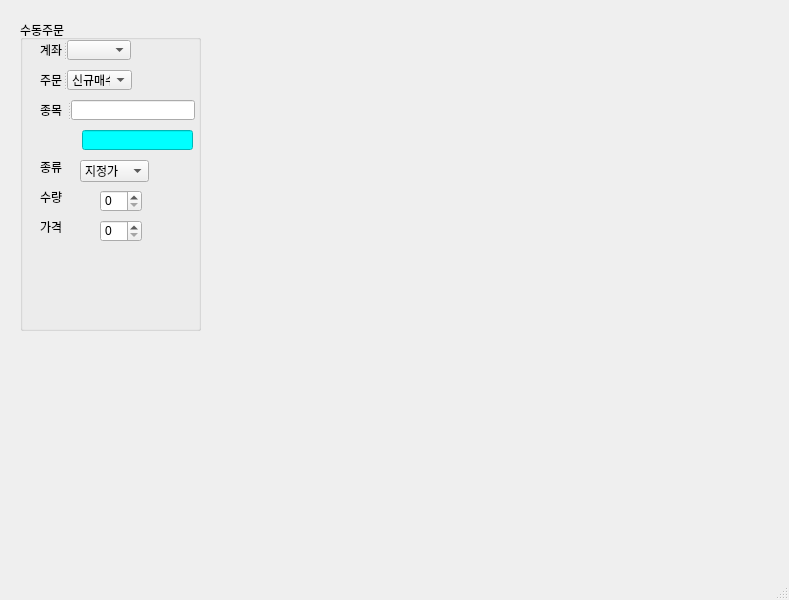
First picture: the form in pytrader.ui, repository didw/PyTrader, before the edit.
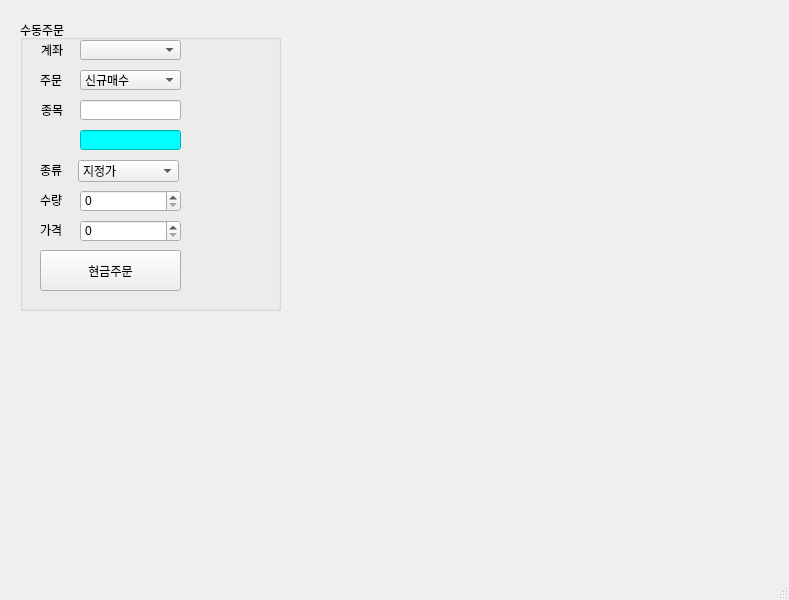
Second picture: the form after the edit.

Commit message: implemented stock order module (need to test)

The edit to the form file:
```diff
--- a/pytrader.ui
+++ b/pytrader.ui
@@ -19,8 +19,8 @@
      <rect>
       <x>20</x>
       <y>20</y>
-      <width>181</width>
-      <height>311</height>
+      <width>261</width>
+      <height>291</height>
      </rect>
     </property>
     <property name="title">
@@ -29,9 +29,9 @@
     <widget class="QComboBox" name="comboBox_3">
      <property name="geometry">
       <rect>
-       <x>60</x>
+       <x>58</x>
        <y>140</y>
-       <width>69</width>
+       <width>101</width>
        <height>22</height>
       </rect>
      </property>
@@ -51,8 +51,8 @@
       <rect>
        <x>20</x>
        <y>200</y>
-       <width>46</width>
-       <height>13</height>
+       <width>31</width>
+       <height>20</height>
       </rect>
      </property>
      <property name="text">
@@ -64,8 +64,8 @@
       <rect>
        <x>20</x>
        <y>170</y>
-       <width>46</width>
-       <height>13</height>
+       <width>31</width>
+       <height>20</height>
       </rect>
      </property>
      <property name="text">
@@ -77,8 +77,8 @@
       <rect>
        <x>20</x>
        <y>140</y>
-       <width>46</width>
-       <height>13</height>
+       <width>31</width>
+       <height>20</height>
       </rect>
      </property>
      <property name="text">
@@ -88,9 +88,9 @@
     <widget class="QLineEdit" name="lineEdit_2">
      <property name="geometry">
       <rect>
-       <x>62</x>
+       <x>60</x>
        <y>110</y>
-       <width>111</width>
+       <width>101</width>
        <height>20</height>
       </rect>
      </property>
@@ -101,9 +101,9 @@
     <widget class="QSpinBox" name="spinBox">
      <property name="geometry">
       <rect>
-       <x>80</x>
+       <x>60</x>
        <y>170</y>
-       <width>42</width>
+       <width>101</width>
        <height>22</height>
       </rect>
      </property>
@@ -114,9 +114,9 @@
     <widget class="QSpinBox" name="spinBox_2">
      <property name="geometry">
       <rect>
-       <x>80</x>
+       <x>60</x>
        <y>200</y>
-       <width>42</width>
+       <width>101</width>
        <height>22</height>
       </rect>
      </property>
@@ -127,24 +127,64 @@
       <number>50</number>
      </property>
     </widget>
-    <widget class="QSplitter" name="splitter">
+    <widget class="QPushButton" name="pushButton">
      <property name="geometry">
       <rect>
        <x>20</x>
-       <y>50</y>
-       <width>92</width>
+       <y>230</y>
+       <width>141</width>
+       <height>41</height>
+      </rect>
+     </property>
+     <property name="text">
+      <string>현금주문</string>
+     </property>
+    </widget>
+    <widget class="QLineEdit" name="lineEdit">
+     <property name="geometry">
+      <rect>
+       <x>60</x>
+       <y>80</y>
+       <width>101</width>
        <height>20</height>
       </rect>
      </property>
-     <property name="orientation">
-      <enum>Qt::Horizontal</enum>
+    </widget>
+    <widget class="QLabel" name="label_3">
+     <property name="geometry">
+      <rect>
+       <x>21</x>
+       <y>80</y>
+       <width>31</width>
+       <height>20</height>
+      </rect>
      </property>
+     <property name="text">
+      <string>종목</string>
+     </property>
+    </widget>
      <widget class="QLabel" name="label_2">
+     <property name="geometry">
+      <rect>
+       <x>20</x>
+       <y>50</y>
+       <width>31</width>
+       <height>20</height>
+      </rect>
+     </property>
       <property name="text">
        <string>주문</string>
       </property>
      </widget>
      <widget class="QComboBox" name="comboBox_2">
+     <property name="geometry">
+      <rect>
+       <x>60</x>
+       <y>50</y>
+       <width>101</width>
+       <height>20</height>
+      </rect>
+     </property>
       <item>
        <property name="text">
         <string>신규매수</string>
@@ -166,44 +206,28 @@
        </property>
       </item>
      </widget>
-    </widget>
-    <widget class="QSplitter" name="splitter_2">
+    <widget class="QComboBox" name="comboBox">
      <property name="geometry">
       <rect>
-       <x>20</x>
+       <x>60</x>
        <y>20</y>
-       <width>91</width>
+       <width>101</width>
        <height>20</height>
       </rect>
      </property>
-     <property name="orientation">
-      <enum>Qt::Horizontal</enum>
-     </property>
+    </widget>
      <widget class="QLabel" name="label">
+     <property name="geometry">
+      <rect>
+       <x>21</x>
+       <y>20</y>
+       <width>31</width>
+       <height>20</height>
+      </rect>
+     </property>
       <property name="text">
        <string>계좌</string>
       </property>
-     </widget>
-     <widget class="QComboBox" name="comboBox"/>
-    </widget>
-    <widget class="QSplitter" name="splitter_3">
-     <property name="geometry">
-      <rect>
-       <x>20</x>
-       <y>80</y>
-       <width>155</width>
-       <height>20</height>
-      </rect>
-     </property>
-     <property name="orientation">
-      <enum>Qt::Horizontal</enum>
-     </property>
-     <widget class="QLabel" name="label_3">
-      <property name="text">
-       <string>종목</string>
-      </property>
-     </widget>
-     <widget class="QLineEdit" name="lineEdit"/>
     </widget>
    </widget>
   </widget>
```
Lines whose indentation alone changed are shown as unchanged. The commit also changes 2 other files.
